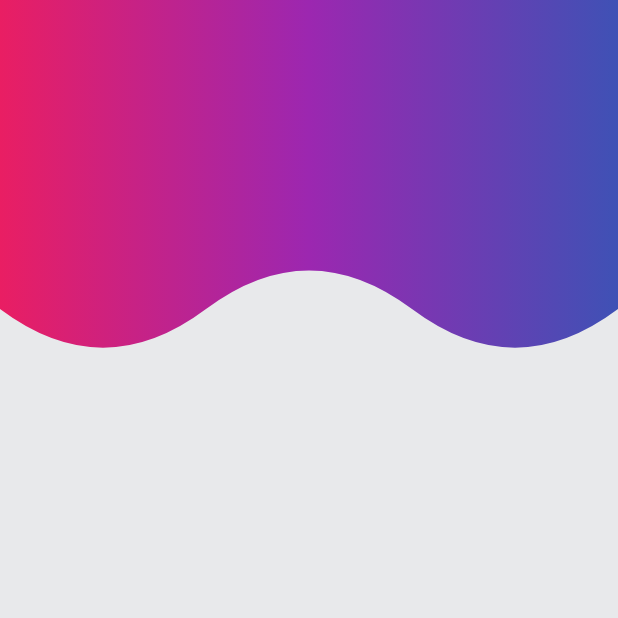
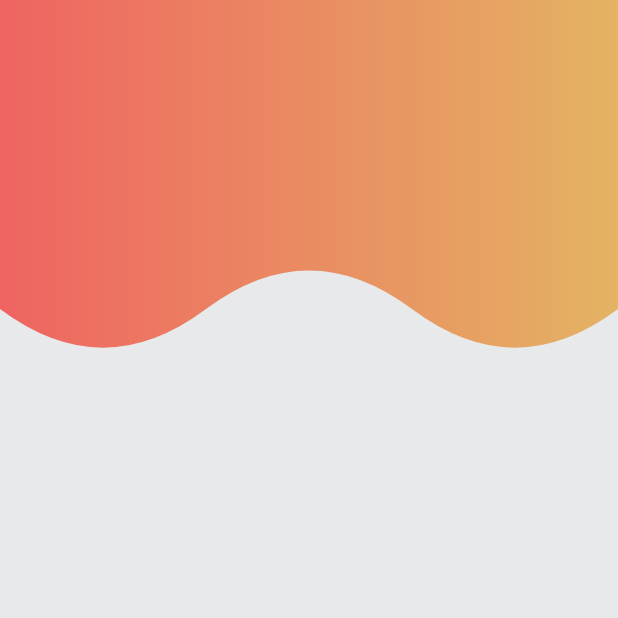
Before and after one commit to manuelperez96/flutter_animations_course, a Flutter app: the screen it shows after launch, after a tap on "CustomPainter", on a phone screen of 412 x 824 dp, the top half of it. Run offline on Flutter 3.47's test engine with Material 2 defaults, Android fonts, the phone set to English and light mode, and no system bars; our stand-ins replace flutter_svg, font_awesome_flutter.

Commit message:
Added Multiple design per screen section

```diff
--- /dev/null
+++ b/multiple_screen_devices/analysis_options.yaml
@@ -0,0 +1 @@
+include: package:flutter_lints/flutter.yaml
--- /dev/null
+++ b/multiple_screen_devices/lib/main.dart
@@ -0,0 +1,20 @@
+import 'package:flutter/material.dart';
+
+void main() {
+  runApp(const MainApp());
+}
+
+class MainApp extends StatelessWidget {
+  const MainApp({super.key});
+
+  @override
+  Widget build(BuildContext context) {
+    return const MaterialApp(
+      home: Scaffold(
+        body: Center(
+          child: Text('Hello World!'),
+        ),
+      ),
+    );
+  }
+}
--- a/theme_customization/lib/widgets/faded_bar_menu.dart
+++ b/theme_customization/lib/widgets/faded_bar_menu.dart
@@ -19,12 +19,15 @@ class FadedBarMenu extends StatelessWidget {
 
   @override
   Widget build(BuildContext context) {
+    final theme = Theme.of(context);
+    final colors = theme.colorScheme;
+
     return AnimatedOpacity(
       duration: const Duration(milliseconds: 100),
       opacity: _isVisible ? 1 : 0,
       child: DecoratedBox(
         decoration: BoxDecoration(
-          color: Colors.white,
+          color: colors.background,
           borderRadius: BorderRadius.circular(20),
           boxShadow: const [
             BoxShadow(
--- a/theme_customization/lib/widgets/wave_header.dart
+++ b/theme_customization/lib/widgets/wave_header.dart
@@ -10,12 +10,16 @@ class WaveHeader extends StatelessWidget {
 
   @override
   Widget build(BuildContext context) {
+    final colors = Theme.of(context).colorScheme;
+
     return SizedBox(
       height: double.infinity,
       width: double.infinity,
       child: CustomPaint(
         painter: WavesPainter(
           waves: _waves,
+          starColor: colors.primary,
+          endColor: colors.secondary,
         ),
       ),
     );
@@ -25,17 +29,24 @@ class WaveHeader extends StatelessWidget {
 class WavesPainter extends CustomPainter {
   WavesPainter({
     required int waves,
-  }) : _waves = waves;
+    required Color starColor,
+    required Color endColor,
+  })  : _endColor = endColor,
+        _starColor = starColor,
+        _waves = waves;
 
   final int _waves;
+  final Color _starColor;
+  final Color _endColor;
 
   @override
   void paint(Canvas canvas, Size size) {
-    const gradient = LinearGradient(colors: <Color>[
-      Colors.pink,
-      Colors.purple,
-      Colors.indigo,
-    ]);
+    final gradient = LinearGradient(
+      colors: <Color>[
+        _starColor,
+        _endColor,
+      ],
+    );
 
     final rect = Rect.fromCircle(
       center: Offset(size.width / 2, 0),
```
Also changed, not shown: multiple_screen_devices/pubspec.yaml (added, +19 -0 lines), multiple_screen_devices/pubspec.lock (added), 61 other files.
